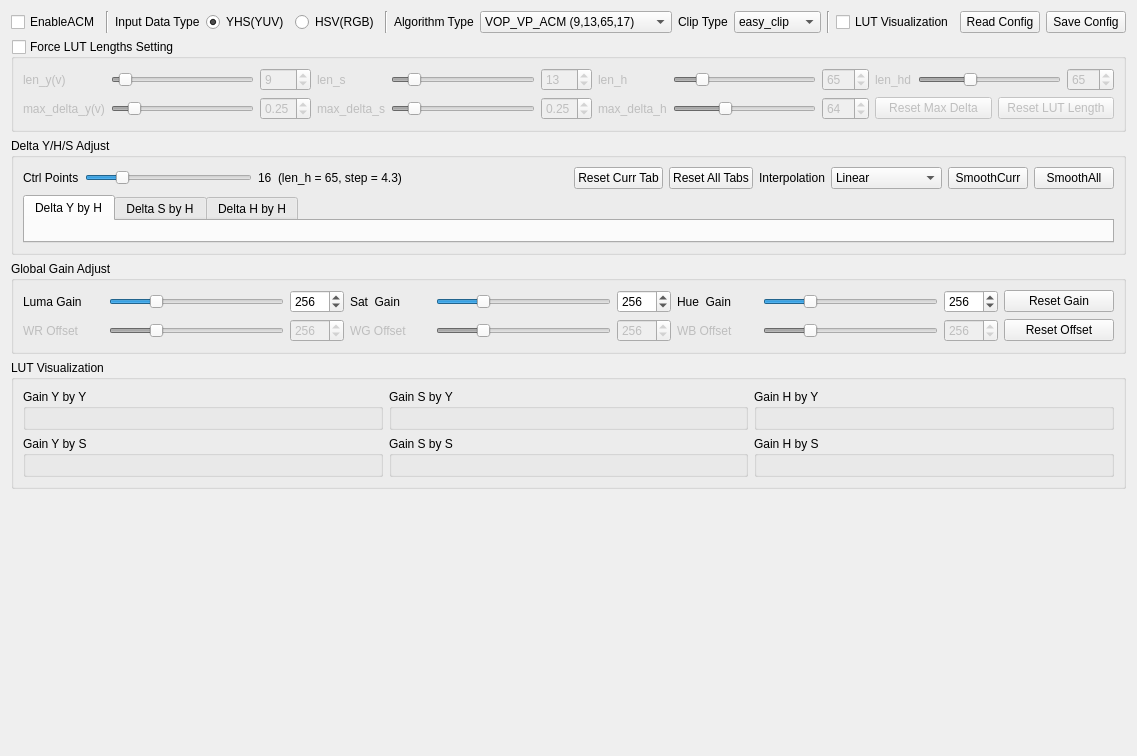
Above: script/verify_tool_app/ui/acm_ui.ui from FaiScofield/hwpq_verify before the change. Below: the same form after it.
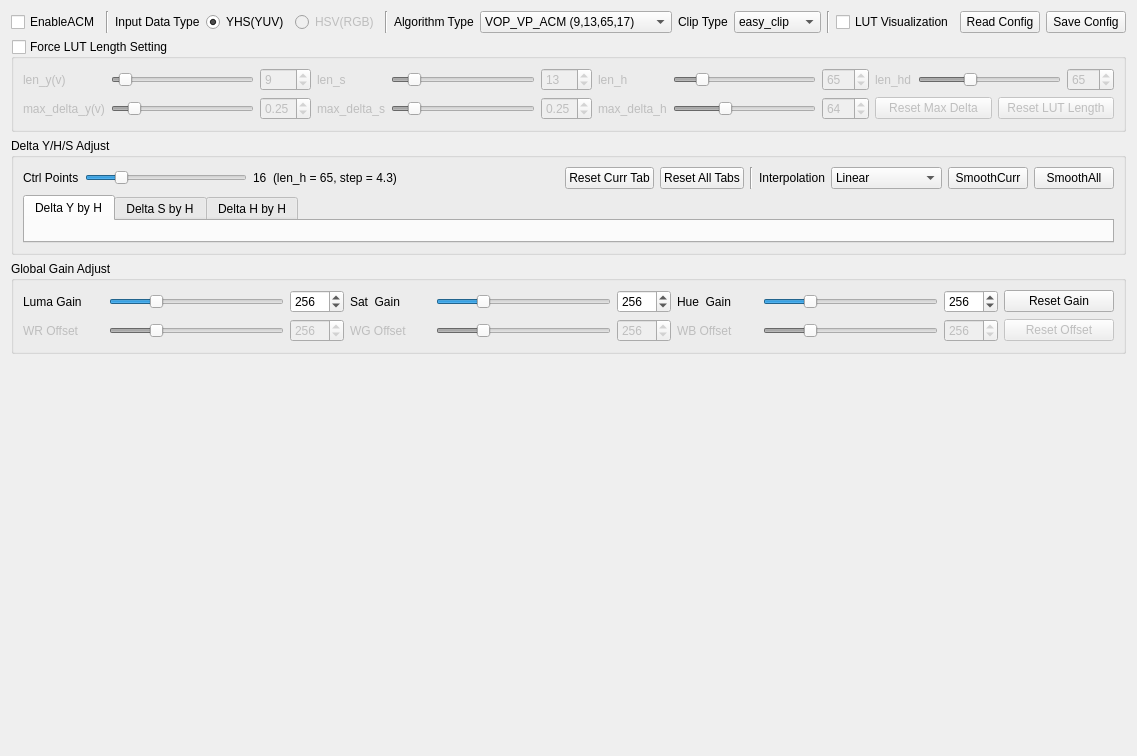
That is the form after the change.

The edit to the form file:
```diff
--- a/script/verify_tool_app/ui/acm_ui.ui
+++ b/script/verify_tool_app/ui/acm_ui.ui
@@ -6,7 +6,7 @@
    <rect>
     <x>0</x>
     <y>0</y>
-    <width>1132</width>
+    <width>1131</width>
     <height>756</height>
    </rect>
   </property>
@@ -49,6 +49,9 @@
      </item>
      <item>
       <widget class="QRadioButton" name="radioButton_colorspace_hsv">
+       <property name="enabled">
+        <bool>false</bool>
+       </property>
        <property name="text">
         <string>HSV(RGB)</string>
        </property>
@@ -172,7 +175,7 @@
       <bool>true</bool>
      </property>
      <property name="title">
-      <string>Force LUT Lengths Setting</string>
+      <string>Force LUT Length Setting</string>
      </property>
      <property name="checkable">
       <bool>true</bool>
@@ -553,6 +556,13 @@
           </property>
          </widget>
         </item>
+        <item>
+         <widget class="Line" name="line_4">
+          <property name="orientation">
+           <enum>Qt::Orientation::Vertical</enum>
+          </property>
+         </widget>
+        </item>
         <item>
          <widget class="QLabel" name="label_interp_method">
           <property name="text">
@@ -921,6 +931,9 @@
         </item>
         <item>
          <widget class="QPushButton" name="button_reset_offset">
+          <property name="enabled">
+           <bool>false</bool>
+          </property>
           <property name="minimumSize">
            <size>
             <width>110</width>
@@ -937,87 +950,6 @@
      </layout>
     </widget>
    </item>
-   <item>
-    <widget class="QGroupBox" name="groupBox_lut_visualization">
-     <property name="title">
-      <string>LUT Visualization</string>
-     </property>
-     <layout class="QGridLayout" name="gridLayout_lut_visualization">
-      <item row="0" column="0">
-       <widget class="QGroupBox" name="groupBox_gain_ybyy">
-        <property name="title">
-         <string>Gain Y by Y</string>
-        </property>
-        <layout class="QVBoxLayout" name="verticalLayout_gain_ybyy">
-         <item>
-          <widget class="QWidget" name="widget_gain_ybyy_host" native="true"/>
-         </item>
-        </layout>
-       </widget>
-      </item>
-      <item row="0" column="1">
-       <widget class="QGroupBox" name="groupBox_gain_sbyy">
-        <property name="title">
-         <string>Gain S by Y</string>
-        </property>
-        <layout class="QVBoxLayout" name="verticalLayout_gain_sbyy">
-         <item>
-          <widget class="QWidget" name="widget_gain_sbyy_host" native="true"/>
-         </item>
-        </layout>
-       </widget>
-      </item>
-      <item row="0" column="2">
-       <widget class="QGroupBox" name="groupBox_gain_hbyy">
-        <property name="title">
-         <string>Gain H by Y</string>
-        </property>
-        <layout class="QVBoxLayout" name="verticalLayout_gain_hbyy">
-         <item>
-          <widget class="QWidget" name="widget_gain_hbyy_host" native="true"/>
-         </item>
-        </layout>
-       </widget>
-      </item>
-      <item row="1" column="0">
-       <widget class="QGroupBox" name="groupBox_gain_ybys">
-        <property name="title">
-         <string>Gain Y by S</string>
-        </property>
-        <layout class="QVBoxLayout" name="verticalLayout_gain_ybys">
-         <item>
-          <widget class="QWidget" name="widget_gain_ybys_host" native="true"/>
-         </item>
-        </layout>
-       </widget>
-      </item>
-      <item row="1" column="1">
-       <widget class="QGroupBox" name="groupBox_gain_sbys">
-        <property name="title">
-         <string>Gain S by S</string>
-        </property>
-        <layout class="QVBoxLayout" name="verticalLayout_gain_sbys">
-         <item>
-          <widget class="QWidget" name="widget_gain_sbys_host" native="true"/>
-         </item>
-        </layout>
-       </widget>
-      </item>
-      <item row="1" column="2">
-       <widget class="QGroupBox" name="groupBox_gain_hbys">
-        <property name="title">
-         <string>Gain H by S</string>
-        </property>
-        <layout class="QVBoxLayout" name="verticalLayout_gain_hbys">
-         <item>
-          <widget class="QWidget" name="widget_gain_hbys_host" native="true"/>
-         </item>
-        </layout>
-       </widget>
-      </item>
-     </layout>
-    </widget>
-   </item>
    <item>
     <spacer name="verticalSpacer">
      <property name="orientation">
```
Left out of the diff: 15 changed lines with no effect on the pictures.
